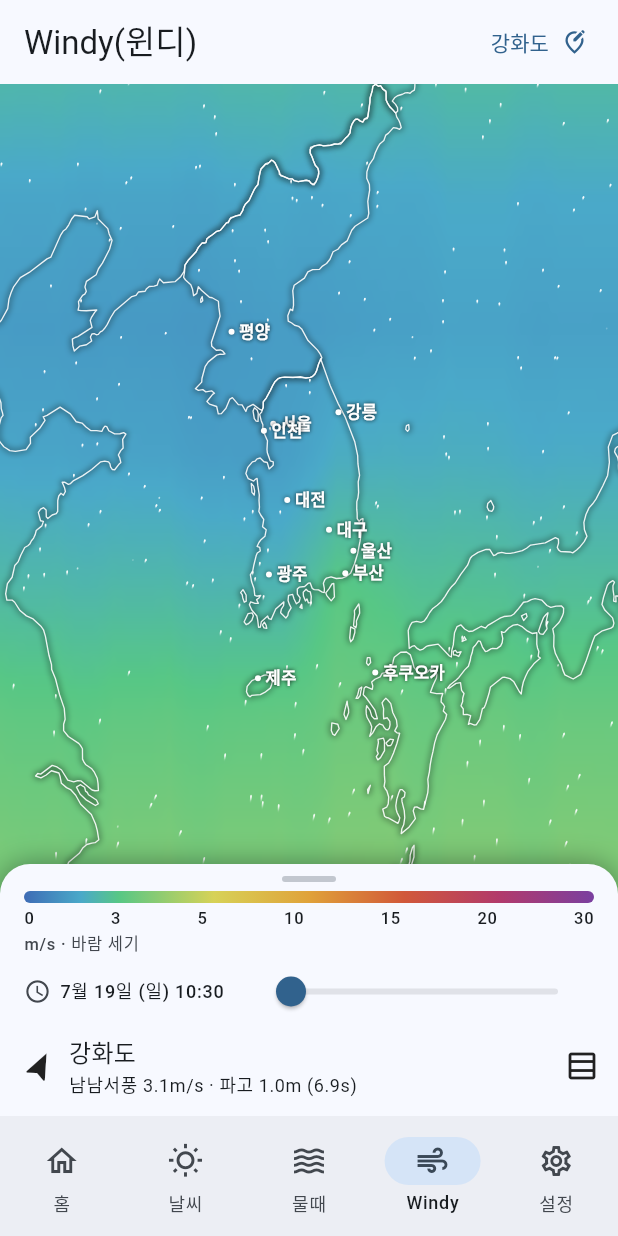
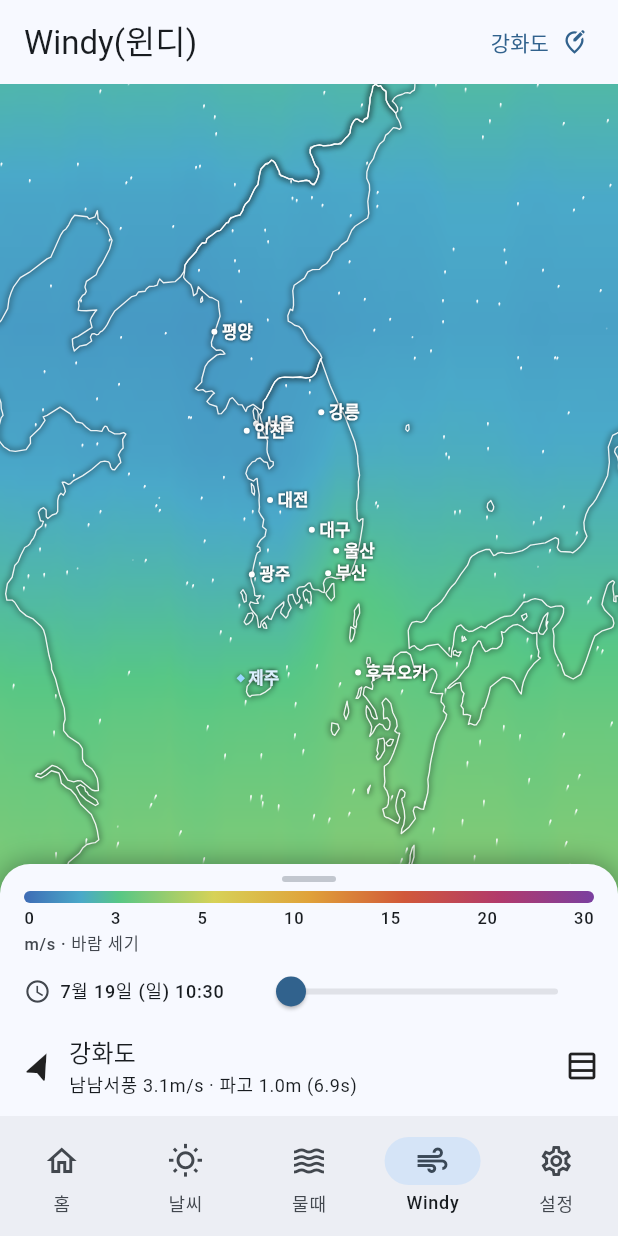
Before and after one commit to bisan74-lab/BadaMobile, a Flutter app: the screen it shows after launch, item 4 of the bottom bar chosen, on a phone screen of 412 x 824 dp. Run offline on Flutter 3.47's test engine with Material 3 defaults, Android fonts, the phone set to English and light mode, and no system bars; our stand-ins replace flutter_riverpod, geolocator, shared_preferences; network calls fail.

Commit message:
Windy 지도: 지명을 해안선과 같은 보정으로 정렬·바다 위 섬 라벨 추가
- 지명 라벨이 바다로 밀려나던 문제 수정: 해안선에만 적용하던 경도 보정
  (-0.5°)을 kMapLonShift로 공유해 도시 라벨에도 동일 적용 → 지명이 육지
  위에 얹힘
- 확대 시 바다 위 섬 이름 노출: 제주·울릉도·강화도·거제도·백령도·연평도·
  영흥도·안면도·흑산도·홍도·독도·완도·진도 등 섬 라벨 추가, island 항목은
  하늘색 마름모 마커로 도시와 구분
- 앱 버전 v0.1.04 (pubspec 0.1.4+5)

Co-Authored-By: Claude Opus 4.8 <noreply@anthropic.com>
Claude-Session: https://claude.ai/code/session_01UwJAvLga6vHoPoML5Ts7qP

```diff
--- a/lib/features/settings/app_info.dart
+++ b/lib/features/settings/app_info.dart
@@ -4,7 +4,7 @@ class AppInfo {
   const AppInfo._();
 
   static const appName = '바다 윈디';
-  static const appVersion = '0.1.03';
+  static const appVersion = '0.1.04';
   static const releaseDate = '2026-07-19';
 
   /// 오류신고 및 사업제휴 문의 이메일.
--- a/lib/features/weather/presentation/widgets/coastline_painter.dart
+++ b/lib/features/weather/presentation/widgets/coastline_painter.dart
@@ -12,9 +12,8 @@ class CoastlinePainter extends CustomPainter {
 
   final MapProjection projection;
 
-  /// 내장 해안선 데이터가 실제 해안보다 약간 동쪽으로 치우쳐 있어(항구 점 대비),
-  /// 경도를 서쪽으로 살짝 당겨 항구 위치와 맞춘다.
-  static const double _lonShift = -0.5;
+  /// 지명 라벨과 동일한 보정값을 공유한다([kMapLonShift]).
+  static const double _lonShift = kMapLonShift;
 
   @override
   void paint(Canvas canvas, Size size) {
--- a/lib/features/weather/presentation/widgets/map_city_labels.dart
+++ b/lib/features/weather/presentation/widgets/map_city_labels.dart
@@ -4,57 +4,78 @@ import 'map_projection.dart';
 
 /// 지도 위 도시/지역 라벨. `rank`가 작을수록 낮은 배율(멀리서)에도 보인다 —
 /// 지도 앱처럼 큰 도시부터 나타나고 확대할수록 더 많은 지역이 드러난다.
-typedef CityLabel = ({String name, double lat, double lon, int rank});
+/// `island`이 true이면 바다 위 섬으로, 확대 시 물방울 모양 마커로 구분해 찍는다.
+typedef CityLabel = ({
+  String name,
+  double lat,
+  double lon,
+  int rank,
+  bool island,
+});
 
 const List<CityLabel> mapCityLabels = [
   // rank 1 — 특별시·광역시·주변국 대도시(기본 배율에서 항상 표시).
-  (name: '서울', lat: 37.5665, lon: 126.9780, rank: 1),
-  (name: '인천', lat: 37.4563, lon: 126.7052, rank: 1),
-  (name: '부산', lat: 35.1796, lon: 129.0756, rank: 1),
-  (name: '대구', lat: 35.8714, lon: 128.6014, rank: 1),
-  (name: '대전', lat: 36.3504, lon: 127.3845, rank: 1),
-  (name: '광주', lat: 35.1595, lon: 126.8526, rank: 1),
-  (name: '울산', lat: 35.5384, lon: 129.3114, rank: 1),
-  (name: '제주', lat: 33.4996, lon: 126.5312, rank: 1),
-  (name: '강릉', lat: 37.7519, lon: 128.8761, rank: 1),
-  (name: '평양', lat: 39.0392, lon: 125.7625, rank: 1),
-  (name: '후쿠오카', lat: 33.5904, lon: 130.4017, rank: 1),
+  (name: '서울', lat: 37.5665, lon: 126.9780, rank: 1, island: false),
+  (name: '인천', lat: 37.4563, lon: 126.7052, rank: 1, island: false),
+  (name: '부산', lat: 35.1796, lon: 129.0756, rank: 1, island: false),
+  (name: '대구', lat: 35.8714, lon: 128.6014, rank: 1, island: false),
+  (name: '대전', lat: 36.3504, lon: 127.3845, rank: 1, island: false),
+  (name: '광주', lat: 35.1595, lon: 126.8526, rank: 1, island: false),
+  (name: '울산', lat: 35.5384, lon: 129.3114, rank: 1, island: false),
+  (name: '제주', lat: 33.4996, lon: 126.5312, rank: 1, island: true),
+  (name: '강릉', lat: 37.7519, lon: 128.8761, rank: 1, island: false),
+  (name: '평양', lat: 39.0392, lon: 125.7625, rank: 1, island: false),
+  (name: '후쿠오카', lat: 33.5904, lon: 130.4017, rank: 1, island: false),
 
   // rank 2 — 도청소재지·중소도시(조금 확대하면 표시).
-  (name: '수원', lat: 37.2636, lon: 127.0286, rank: 2),
-  (name: '춘천', lat: 37.8813, lon: 127.7300, rank: 2),
-  (name: '청주', lat: 36.6424, lon: 127.4890, rank: 2),
-  (name: '전주', lat: 35.8242, lon: 127.1480, rank: 2),
-  (name: '창원', lat: 35.2280, lon: 128.6811, rank: 2),
-  (name: '포항', lat: 36.0190, lon: 129.3435, rank: 2),
-  (name: '목포', lat: 34.8118, lon: 126.3922, rank: 2),
-  (name: '여수', lat: 34.7604, lon: 127.6622, rank: 2),
-  (name: '천안', lat: 36.8151, lon: 127.1139, rank: 2),
-  (name: '원주', lat: 37.3422, lon: 127.9202, rank: 2),
-  (name: '안동', lat: 36.5684, lon: 128.7294, rank: 2),
-  (name: '세종', lat: 36.4800, lon: 127.2890, rank: 2),
-  (name: '군산', lat: 35.9676, lon: 126.7369, rank: 2),
-  (name: '통영', lat: 34.8544, lon: 128.4331, rank: 2),
-  (name: '경주', lat: 35.8562, lon: 129.2247, rank: 2),
-  (name: '속초', lat: 38.2070, lon: 128.5918, rank: 2),
+  (name: '수원', lat: 37.2636, lon: 127.0286, rank: 2, island: false),
+  (name: '춘천', lat: 37.8813, lon: 127.7300, rank: 2, island: false),
+  (name: '청주', lat: 36.6424, lon: 127.4890, rank: 2, island: false),
+  (name: '전주', lat: 35.8242, lon: 127.1480, rank: 2, island: false),
+  (name: '창원', lat: 35.2280, lon: 128.6811, rank: 2, island: false),
+  (name: '포항', lat: 36.0190, lon: 129.3435, rank: 2, island: false),
+  (name: '목포', lat: 34.8118, lon: 126.3922, rank: 2, island: false),
+  (name: '여수', lat: 34.7604, lon: 127.6622, rank: 2, island: false),
+  (name: '천안', lat: 36.8151, lon: 127.1139, rank: 2, island: false),
+  (name: '원주', lat: 37.3422, lon: 127.9202, rank: 2, island: false),
+  (name: '안동', lat: 36.5684, lon: 128.7294, rank: 2, island: false),
+  (name: '세종', lat: 36.4800, lon: 127.2890, rank: 2, island: false),
+  (name: '군산', lat: 35.9676, lon: 126.7369, rank: 2, island: false),
+  (name: '통영', lat: 34.8544, lon: 128.4331, rank: 2, island: false),
+  (name: '경주', lat: 35.8562, lon: 129.2247, rank: 2, island: false),
+  (name: '속초', lat: 38.2070, lon: 128.5918, rank: 2, island: false),
+
+  // rank 2 — 대표 섬(조금 확대하면 표시).
+  (name: '강화도', lat: 37.7469, lon: 126.4880, rank: 2, island: true),
+  (name: '거제도', lat: 34.8806, lon: 128.6211, rank: 2, island: true),
+  (name: '울릉도', lat: 37.4843, lon: 130.9058, rank: 2, island: true),
 
   // rank 3 — 소도시·군(많이 확대해야 표시).
-  (name: '서산', lat: 36.7848, lon: 126.4503, rank: 3),
-  (name: '보령', lat: 36.3333, lon: 126.6127, rank: 3),
-  (name: '태안', lat: 36.7456, lon: 126.2980, rank: 3),
-  (name: '홍성', lat: 36.6013, lon: 126.6608, rank: 3),
-  (name: '구미', lat: 36.1195, lon: 128.3446, rank: 3),
-  (name: '순천', lat: 34.9506, lon: 127.4872, rank: 3),
-  (name: '진주', lat: 35.1800, lon: 128.1076, rank: 3),
-  (name: '영덕', lat: 36.4150, lon: 129.3656, rank: 3),
-  (name: '울진', lat: 36.9930, lon: 129.4005, rank: 3),
-  (name: '남해', lat: 34.8376, lon: 127.8925, rank: 3),
-  (name: '완도', lat: 34.3110, lon: 126.7550, rank: 3),
-  (name: '진도', lat: 34.4867, lon: 126.2634, rank: 3),
-  (name: '고흥', lat: 34.6053, lon: 127.2850, rank: 3),
-  (name: '부안', lat: 35.7317, lon: 126.7330, rank: 3),
-  (name: '삼척', lat: 37.4497, lon: 129.1655, rank: 3),
-  (name: '양양', lat: 38.0754, lon: 128.6190, rank: 3),
+  (name: '서산', lat: 36.7848, lon: 126.4503, rank: 3, island: false),
+  (name: '보령', lat: 36.3333, lon: 126.6127, rank: 3, island: false),
+  (name: '태안', lat: 36.7456, lon: 126.2980, rank: 3, island: false),
+  (name: '홍성', lat: 36.6013, lon: 126.6608, rank: 3, island: false),
+  (name: '구미', lat: 36.1195, lon: 128.3446, rank: 3, island: false),
+  (name: '순천', lat: 34.9506, lon: 127.4872, rank: 3, island: false),
+  (name: '진주', lat: 35.1800, lon: 128.1076, rank: 3, island: false),
+  (name: '영덕', lat: 36.4150, lon: 129.3656, rank: 3, island: false),
+  (name: '울진', lat: 36.9930, lon: 129.4005, rank: 3, island: false),
+  (name: '남해', lat: 34.8376, lon: 127.8925, rank: 3, island: false),
+  (name: '고흥', lat: 34.6053, lon: 127.2850, rank: 3, island: false),
+  (name: '부안', lat: 35.7317, lon: 126.7330, rank: 3, island: false),
+  (name: '삼척', lat: 37.4497, lon: 129.1655, rank: 3, island: false),
+  (name: '양양', lat: 38.0754, lon: 128.6190, rank: 3, island: false),
+
+  // rank 3 — 바다 위 섬(많이 확대해야 표시).
+  (name: '완도', lat: 34.3110, lon: 126.7550, rank: 3, island: true),
+  (name: '진도', lat: 34.4867, lon: 126.2634, rank: 3, island: true),
+  (name: '백령도', lat: 37.9636, lon: 124.6297, rank: 3, island: true),
+  (name: '연평도', lat: 37.6636, lon: 125.7018, rank: 3, island: true),
+  (name: '영흥도', lat: 37.2447, lon: 126.4869, rank: 3, island: true),
+  (name: '안면도', lat: 36.5079, lon: 126.3339, rank: 3, island: true),
+  (name: '흑산도', lat: 34.6839, lon: 125.4292, rank: 3, island: true),
+  (name: '홍도', lat: 34.6857, lon: 125.1988, rank: 3, island: true),
+  (name: '독도', lat: 37.2429, lon: 131.8686, rank: 3, island: true),
 ];
 
 /// 지도 위에 도시 이름 라벨을 확대 단계별로 찍는다(지도 앱 스타일).
@@ -91,7 +112,8 @@ class MapCityLabelLayer extends StatelessWidget {
               c.lat <= b.maxLat)
             Builder(
               builder: (context) {
-                final o = projection.project(c.lat, c.lon);
+                // 해안선과 같은 보정값을 적용해 지명이 육지 위에 얹히도록 한다.
+                final o = projection.project(c.lat, c.lon + kMapLonShift);
                 return Positioned(
                   left: o.dx,
                   top: o.dy,
@@ -103,6 +125,25 @@ class MapCityLabelLayer extends StatelessWidget {
                       child: Row(
                         mainAxisSize: MainAxisSize.min,
                         children: [
+                          // 섬은 하늘색 마름모, 육지 도시는 흰 원으로 구분한다.
+                          if (c.island)
+                            Transform.rotate(
+                              angle: 0.785398, // 45°
+                              child: Container(
+                                width: 4,
+                                height: 4,
+                                decoration: const BoxDecoration(
+                                  color: Color(0xFF9AD7FF),
+                                  boxShadow: [
+                                    BoxShadow(
+                                      color: Colors.black54,
+                                      blurRadius: 2,
+                                    ),
+                                  ],
+                                ),
+                              ),
+                            )
+                          else
                             Container(
                               width: 4,
                               height: 4,
@@ -110,7 +151,10 @@ class MapCityLabelLayer extends StatelessWidget {
                                 color: Colors.white,
                                 shape: BoxShape.circle,
                                 boxShadow: [
-                                BoxShadow(color: Colors.black54, blurRadius: 2),
+                                  BoxShadow(
+                                    color: Colors.black54,
+                                    blurRadius: 2,
+                                  ),
                                 ],
                               ),
                             ),
@@ -118,7 +162,9 @@ class MapCityLabelLayer extends StatelessWidget {
                           Text(
                             c.name,
                             style: TextStyle(
-                              color: Colors.white,
+                              color: c.island
+                                  ? const Color(0xFFDCF1FF)
+                                  : Colors.white,
                               fontSize: c.rank == 1 ? 11 : 9.5,
                               fontWeight: FontWeight.w600,
                               shadows: const [
--- a/lib/features/weather/presentation/widgets/map_projection.dart
+++ b/lib/features/weather/presentation/widgets/map_projection.dart
@@ -1,4 +1,10 @@
 import 'package:flutter/material.dart';
+
+/// 내장 해안선(Natural Earth) 데이터가 실제 해안보다 약간 동쪽으로 치우쳐
+/// 있어, 지도 위 모든 지리 레이어(해안선·지명 라벨)를 이 값만큼 서쪽으로
+/// 함께 당겨 그린다. 해안선과 라벨이 **같은 보정값**을 써야 지명이 바다로
+/// 밀려나지 않고 육지 위에 얹힌다.
+const double kMapLonShift = -0.5;
 
 /// 위경도 사각 범위.
 class LatLonBounds {
--- a/pubspec.yaml
+++ b/pubspec.yaml
@@ -2,7 +2,7 @@ name: bada_mobile
 description: "물때·조석 정보와 바람·해양 날씨를 한 앱에서 - BadaMobile (바다윈디)"
 publish_to: 'none'
 
-version: 0.1.3+4
+version: 0.1.4+5
 
 environment:
   sdk: ^3.8.1
```
Also changed, not shown: 1 other file. Lines whose indentation alone changed are shown as unchanged.
